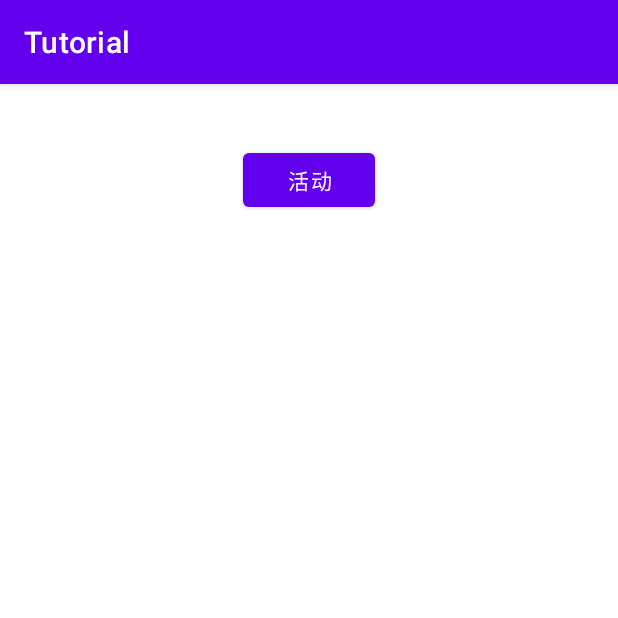
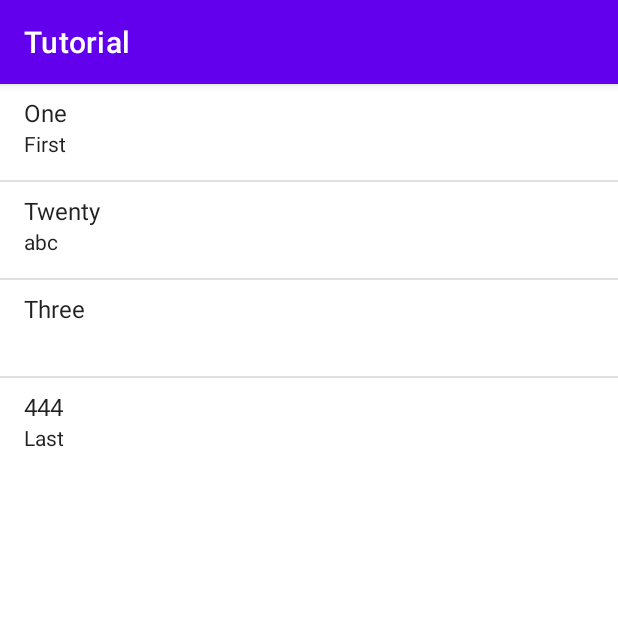
Before and after one commit to gkzscs/android-studio-tutorial, an Android app: the screen it shows after launch (AlertDialogActivity before the commit, ListViewActivity after it), on a phone screen of 412 x 824 dp, the top half of it. Run offline under Robolectric (Android 15) with nearby library versions, the phone set to English and light mode, and no system bars.

Commit message:
Add list view activity.

```diff
--- a/app/src/main/AndroidManifest.xml
+++ b/app/src/main/AndroidManifest.xml
@@ -10,7 +10,7 @@
         android:supportsRtl="true"
         android:theme="@style/Theme.Tutorial">
         <activity
-            android:name=".AlertDialogActivity"
+            android:name=".ListViewActivity"
             android:exported="true">
             <intent-filter>
                 <action android:name="android.intent.action.MAIN" />
--- a/app/src/main/java/com/example/tutorial/AlertDialogActivity.kt
+++ b/app/src/main/java/com/example/tutorial/AlertDialogActivity.kt
@@ -28,6 +28,7 @@ class AlertDialogActivity : AppCompatActivity(), View.OnClickListener {
                     Toast.makeText(this, "算了吧，你个坑货", Toast.LENGTH_SHORT).show()
             })
 
+        builder.setView(R.layout.activity_radio_btn)
         val ad = builder.create()
         ad.show()
     }
--- /dev/null
+++ b/app/src/main/java/com/example/tutorial/ListViewActivity.kt
@@ -0,0 +1,30 @@
+package com.example.tutorial
+
+import android.R.*
+import android.os.Bundle
+import android.widget.ArrayAdapter
+import android.widget.ListView
+import android.widget.SimpleAdapter
+import androidx.appcompat.app.AppCompatActivity
+
+class ListViewActivity : AppCompatActivity() {
+    override fun onCreate(savedInstanceState: Bundle?) {
+        super.onCreate(savedInstanceState)
+        setContentView(R.layout.activity_list_view)
+
+        val listView = findViewById<ListView>(R.id.lv)
+        val m1 = mapOf("number" to "One", "info" to "First")
+        val m2 = mapOf("number" to "Twenty", "info" to "abc")
+        val m3 = mapOf("number" to "Three")
+        val m4 = mapOf("info" to "Last", "number" to "444")
+        val data = listOf(m1, m2, m3, m4)
+        var from = arrayOf("number", "info")
+        var to = intArrayOf(android.R.id.text1, android.R.id.text2)
+//        var to = IntArray(2) { android.R.id.text1 }
+//        var to = arrayOf(android.R.id.text1, android.R.id.text2)
+        var adapter = SimpleAdapter(this, data, android.R.layout.simple_list_item_2, from, to)
+//        var adapter = ArrayAdapter<String>(this, R.layout.activity_alert_dialog)
+        listView.adapter = adapter
+    }
+
+}
--- /dev/null
+++ b/app/src/main/res/layout/activity_list_view.xml
@@ -0,0 +1,13 @@
+<?xml version="1.0" encoding="utf-8"?>
+<LinearLayout xmlns:android="http://schemas.android.com/apk/res/android"
+    android:layout_width="match_parent"
+    android:layout_height="match_parent"
+    android:orientation="vertical">
+
+    <ListView
+        android:id="@+id/lv"
+        android:layout_width="match_parent"
+        android:layout_height="wrap_content">
+
+    </ListView>
+</LinearLayout>
```
